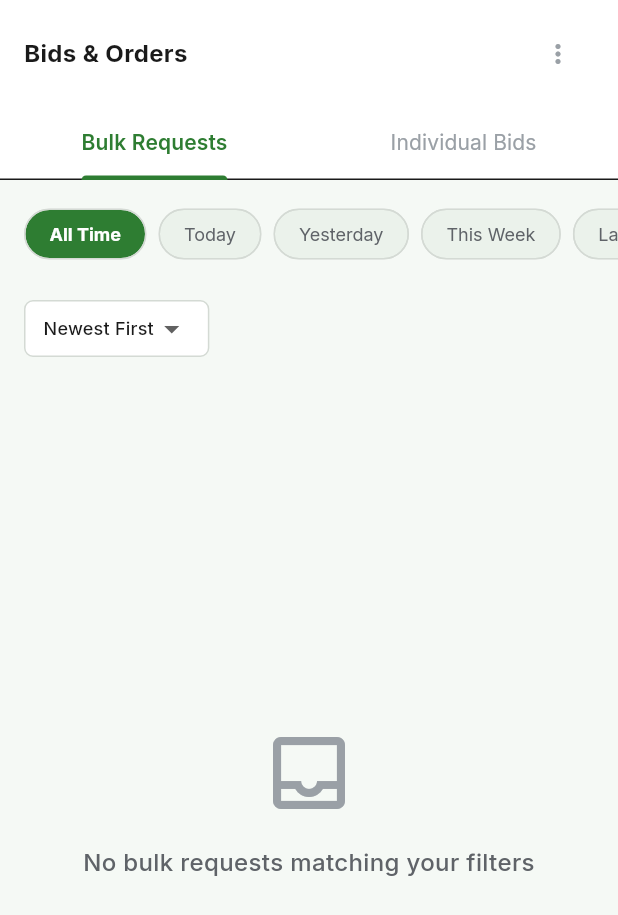
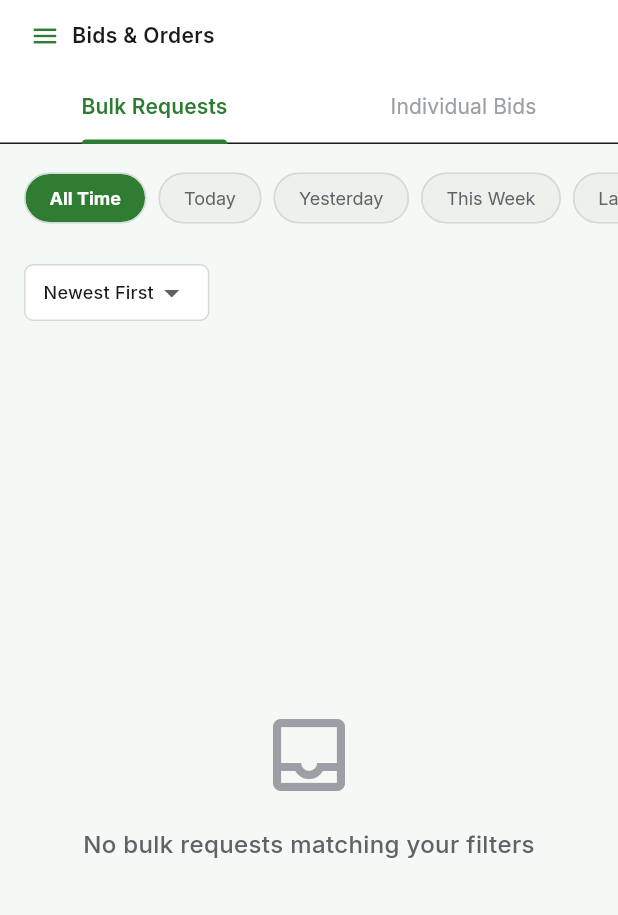
Before and after one commit to ladsontech/BivFarm, a Flutter app: the AdminDashboardScreen screen opened directly, on a phone screen of 412 x 824 dp. Shown: the top 915 px of the screen. Run offline on Flutter 3.47's test engine with Material 3 defaults, Android fonts, the phone set to English and light mode, and no system bars; our stand-ins replace cached_network_image, cloud_firestore, firebase_auth, firebase_core, firebase_messaging, firebase_storage and 7 more; accounts and stored records are empty.

Commit message:
feat: enhance Admin Dashboard with collapsible sidebar and responsive layout adjustments

```diff
--- a/lib/screens/admin/admin_dashboard_screen.dart
+++ b/lib/screens/admin/admin_dashboard_screen.dart
@@ -14,11 +14,12 @@ class AdminDashboardScreen extends StatefulWidget {
 
 class _AdminDashboardScreenState extends State<AdminDashboardScreen> {
   final _db = DatabaseService();
+  bool _sidebarOpen = false;
 
   @override
   Widget build(BuildContext context) {
     final auth = AuthService();
-    final currentUserId = auth.currentUser?.uid ?? '';
+    final isMobile = MediaQuery.of(context).size.width < 800;
 
     return FutureBuilder<UserModel?>(
       future: auth.getCurrentUserModel(),
@@ -27,41 +28,109 @@ class _AdminDashboardScreenState extends State<AdminDashboardScreen> {
           return const Scaffold(body: Center(child: CircularProgressIndicator(color: AppTheme.green)));
         }
 
-        // Just show the Bids & Orders view with filters at the top
         return Scaffold(
-          appBar: null, // No app bar, filters are in the content
-          body: Column(
+          appBar: null,
+          body: Row(
             children: [
-              // Header with menu button
+              // Sidebar - collapsible
+              if (!isMobile || _sidebarOpen)
+                AnimatedContainer(
+                  duration: const Duration(milliseconds: 200),
+                  width: _sidebarOpen ? 240 : 0,
+                  child: Container(
+                    color: AppTheme.surface,
+                    child: Column(
+                      children: [
+                        // Sidebar header
                         Container(
-                color: AppTheme.surface,
-                padding: const EdgeInsets.symmetric(horizontal: 16, vertical: 12),
+                          padding: const EdgeInsets.all(12),
+                          decoration: BoxDecoration(
+                            border: Border(bottom: BorderSide(color: AppTheme.border)),
+                          ),
                           child: Row(
                             children: [
-                    Text(
-                      'Bids & Orders',
+                              Expanded(
+                                child: Text(
+                                  'Admin',
                                   style: TextStyle(
-                        fontSize: 16,
-                        fontWeight: FontWeight.bold,
+                                    fontSize: 14,
+                                    fontWeight: FontWeight.w600,
                                     color: AppTheme.textPrimary,
                                   ),
                                 ),
-                    const Spacer(),
-                    Tooltip(
-                      message: 'Admin Menu',
-                      child: IconButton(
-                        icon: Icon(Icons.more_vert, color: AppTheme.textMuted, size: 20),
-                        onPressed: () => _showAdminMenu(context, currentUserId),
-                        padding: EdgeInsets.zero,
-                        constraints: const BoxConstraints(minWidth: 40, minHeight: 40),
+                              ),
+                              if (isMobile)
+                                GestureDetector(
+                                  onTap: () => setState(() => _sidebarOpen = false),
+                                  child: Icon(Icons.close, size: 18, color: AppTheme.textMuted),
+                                ),
+                            ],
+                          ),
+                        ),
+                        // Menu items
+                        Expanded(
+                          child: SingleChildScrollView(
+                            child: Column(
+                              children: [
+                                _sidebarItem('Analytics', Icons.analytics_outlined, () {}),
+                                _sidebarItem('Registry Database', Icons.storage_outlined, () {}),
+                                _sidebarItem('Users', Icons.people_outline, () {}),
+                                _sidebarItem('Agents', Icons.person_outline, () {}),
+                                _sidebarItem('Create Farmer', Icons.agriculture_outlined, () {}),
+                                _sidebarItem('Create Group', Icons.groups_outlined, () {}),
+                                _sidebarItem('Register Store', Icons.storefront_outlined, () {}),
+                                _sidebarItem('Register Dealer', Icons.business_outlined, () {}),
+                                _sidebarItem('My Listings', Icons.inventory_2_outlined, () {}),
+                              ],
+                            ),
                           ),
                         ),
                       ],
                     ),
                   ),
-              // Bids & Orders content with filters
+                ),
+              // Main content
+              Expanded(
+                child: Column(
+                  children: [
+                    // Thin header
+                    Container(
+                      height: 48,
+                      color: AppTheme.surface,
+                      padding: const EdgeInsets.symmetric(horizontal: 12),
+                      decoration: BoxDecoration(
+                        border: Border(bottom: BorderSide(color: AppTheme.border, width: 0.5)),
+                      ),
+                      child: Row(
+                        children: [
+                          // Sidebar toggle
+                          if (!_sidebarOpen)
+                            GestureDetector(
+                              onTap: () => setState(() => _sidebarOpen = true),
+                              child: Padding(
+                                padding: const EdgeInsets.symmetric(horizontal: 8),
+                                child: Icon(Icons.menu, size: 20, color: AppTheme.green),
+                              ),
+                            ),
+                          // Title
+                          Text(
+                            'Bids & Orders',
+                            style: TextStyle(
+                              fontSize: 14,
+                              fontWeight: FontWeight.w600,
+                              color: AppTheme.textPrimary,
+                            ),
+                          ),
+                          const Spacer(),
+                        ],
+                      ),
+                    ),
+                    // Bids content
                     Expanded(
                       child: RegistryBidsTab(db: _db),
+                    ),
+                  ],
+                ),
               ),
             ],
           ),
@@ -70,69 +139,14 @@ class _AdminDashboardScreenState extends State<AdminDashboardScreen> {
     );
   }
 
-  void _showAdminMenu(BuildContext context, String currentUserId) {
-    showDialog(
-      context: context,
-      builder: (ctx) => Dialog(
-        shape: RoundedRectangleBorder(borderRadius: BorderRadius.circular(12)),
-        child: Container(
-          width: 300,
-          decoration: BoxDecoration(
-            color: AppTheme.card,
-            borderRadius: BorderRadius.circular(12),
-          ),
-          child: Column(
-            mainAxisSize: MainAxisSize.min,
-            children: [
-              Padding(
-                padding: const EdgeInsets.all(16),
-                child: Text(
-                  'Admin Options',
-                  style: TextStyle(
-                    fontSize: 16,
-                    fontWeight: FontWeight.bold,
-                    color: AppTheme.textPrimary,
-                  ),
-                ),
-              ),
-              Divider(height: 1, color: AppTheme.border),
-              _menuItem(ctx, 'Analytics', Icons.analytics_outlined, () {
-                Navigator.pop(ctx);
-                // Will implement navigation
-              }),
-              _menuItem(ctx, 'Registry Database', Icons.storage_outlined, () {
-                Navigator.pop(ctx);
-                // Will implement navigation
-              }),
-              _menuItem(ctx, 'Users', Icons.people_outline, () {
-                Navigator.pop(ctx);
-                // Will implement navigation
-              }),
-              _menuItem(ctx, 'Agents', Icons.person_outline, () {
-                Navigator.pop(ctx);
-                // Will implement navigation
-              }),
-              _menuItem(ctx, 'Create Farmer', Icons.agriculture_outlined, () {
-                Navigator.pop(ctx);
-                // Will implement navigation
-              }),
-              _menuItem(ctx, 'My Listings', Icons.inventory_2_outlined, () {
-                Navigator.pop(ctx);
-                // Will implement navigation
-              }),
-            ],
-          ),
-        ),
-      ),
-    );
-  }
-
-  Widget _menuItem(BuildContext context, String label, IconData icon, VoidCallback onTap) {
+  Widget _sidebarItem(String label, IconData icon, VoidCallback onTap) {
     return ListTile(
-      leading: Icon(icon, size: 20, color: AppTheme.green),
-      title: Text(label, style: TextStyle(color: AppTheme.textPrimary, fontSize: 14)),
+      leading: Icon(icon, size: 18, color: AppTheme.green),
+      title: Text(label, style: TextStyle(color: AppTheme.textPrimary, fontSize: 13)),
       onTap: onTap,
-      contentPadding: const EdgeInsets.symmetric(horizontal: 16, vertical: 4),
+      contentPadding: const EdgeInsets.symmetric(horizontal: 12, vertical: 0),
+      minLeadingWidth: 24,
+      dense: true,
       hoverColor: AppTheme.surfaceLight,
     );
   }
```
Also changed, not shown: lib/screens/home_shell.dart (+15 -9 lines), 1 other file. Lines whose indentation alone changed are shown as unchanged.
